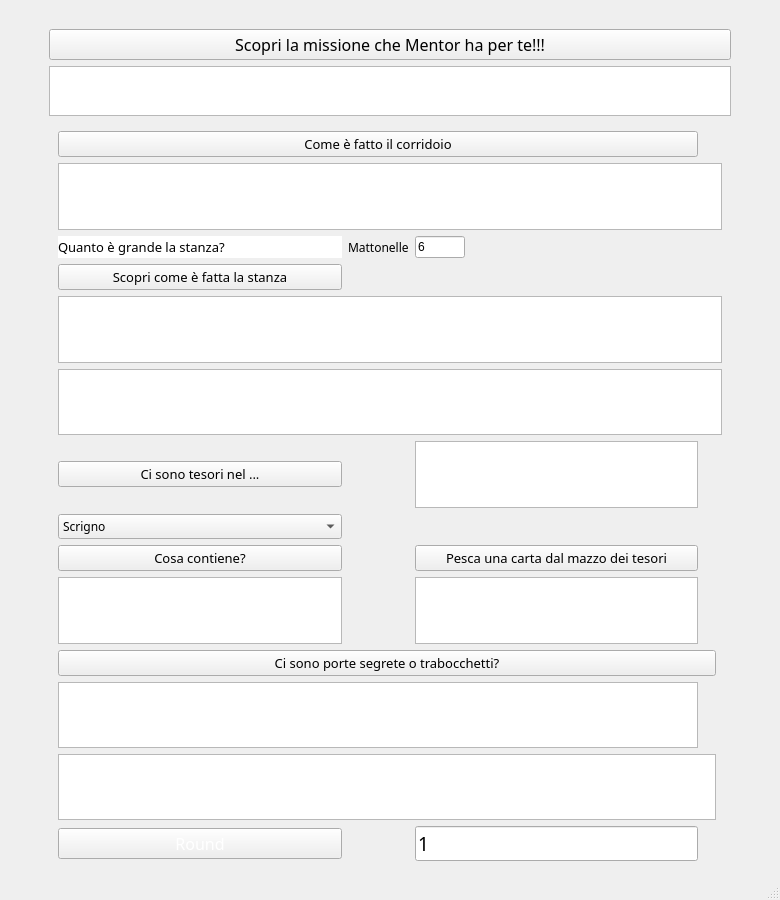
Old version of the form heroquest_legends.ui in the repository pyarchinit/heroquest_legends.
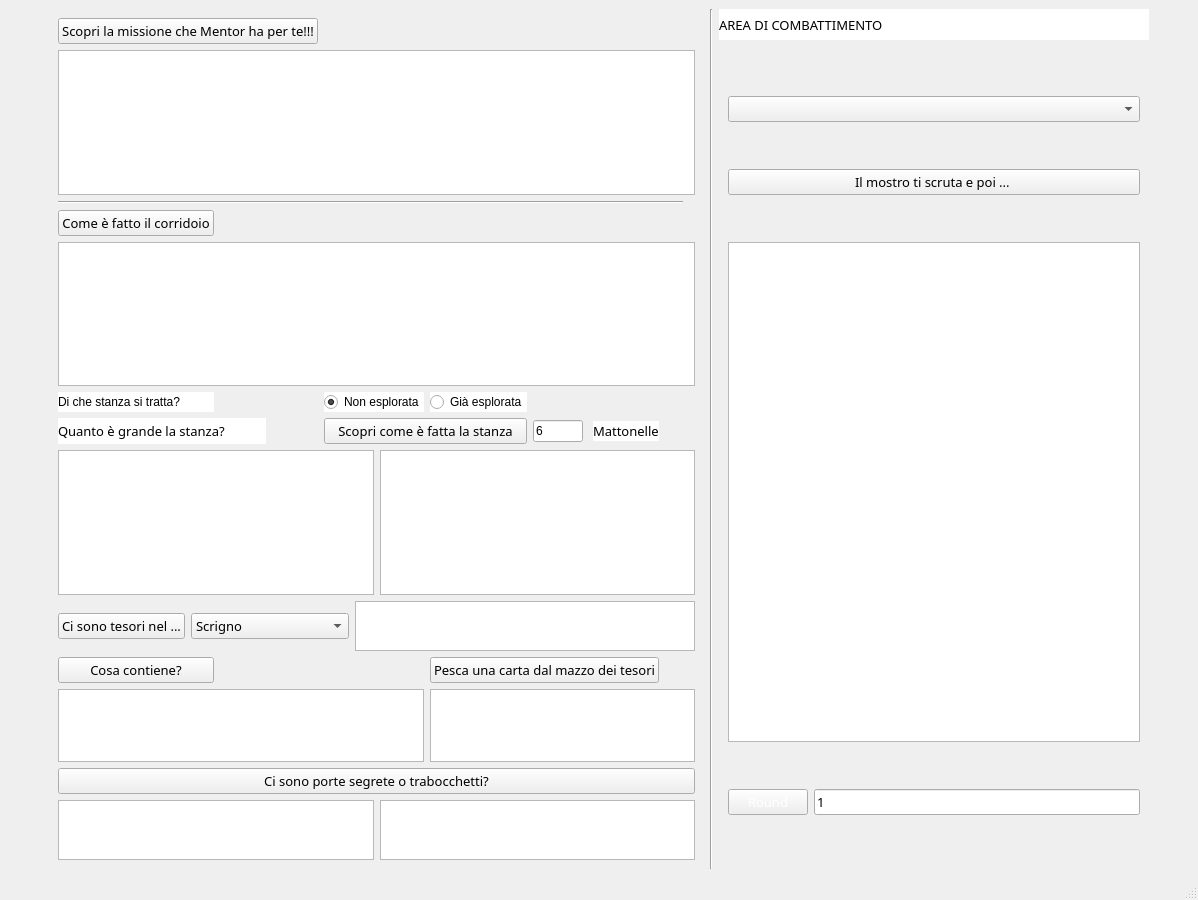
New version of the form. Icons and pictures are not drawn.

```diff
--- a/heroquest_legends.ui
+++ b/heroquest_legends.ui
@@ -6,7 +6,7 @@
    <rect>
     <x>0</x>
     <y>0</y>
-    <width>780</width>
+    <width>1198</width>
     <height>900</height>
    </rect>
   </property>
@@ -38,72 +38,76 @@
   <property name="autoFillBackground">
    <bool>false</bool>
   </property>
+  <property name="styleSheet">
+   <string notr="true">font: 10pt &quot;Viner Hand ITC&quot;;</string>
+  </property>
   <widget class="QWidget" name="centralwidget">
    <layout class="QGridLayout" name="gridLayout_2">
-    <item row="0" column="1">
-     <spacer name="verticalSpacer">
-      <property name="orientation">
-       <enum>Qt::Vertical</enum>
-      </property>
-      <property name="sizeType">
-       <enum>QSizePolicy::Fixed</enum>
-      </property>
-      <property name="sizeHint" stdset="0">
-       <size>
-        <width>20</width>
-        <height>20</height>
-       </size>
-      </property>
-     </spacer>
-    </item>
-    <item row="1" column="1">
-     <widget class="QPushButton" name="pushButton_the_mission">
-      <property name="font">
-       <font>
-        <family>Viner Hand ITC</family>
-        <pointsize>12</pointsize>
-       </font>
-      </property>
-      <property name="text">
-       <string>Scopri la missione che Mentor ha per te!!!</string>
-      </property>
-     </widget>
-    </item>
-    <item row="2" column="1">
-     <widget class="QTextEdit" name="textEdit_the_mission">
+    <item row="2" column="4" rowspan="2">
+     <widget class="QWidget" name="widget_2" native="true">
       <property name="minimumSize">
        <size>
-        <width>0</width>
-        <height>50</height>
+        <width>250</width>
+        <height>0</height>
        </size>
       </property>
-     </widget>
-    </item>
-    <item row="3" column="1">
-     <widget class="QWidget" name="widget" native="true">
-      <layout class="QGridLayout" name="gridLayout">
-       <item row="28" column="3">
-        <widget class="QLineEdit" name="lineEdit_round">
+      <layout class="QGridLayout" name="gridLayout_3">
+       <item row="1" column="0">
+        <widget class="QPushButton" name="pushButton_monster_attack">
          <property name="font">
           <font>
-           <family>Trebuchet MS</family>
-           <pointsize>14</pointsize>
+           <family>Viner Hand ITC</family>
+           <pointsize>10</pointsize>
           </font>
          </property>
-         <property name="styleSheet">
-          <string notr="true"/>
-         </property>
          <property name="text">
-          <string>1</string>
+          <string>Il mostro ti scruta e poi ... </string>
          </property>
         </widget>
        </item>
-       <item row="28" column="1">
+       <item row="0" column="0">
+        <widget class="QComboBox" name="comboBox_monster_attack">
+         <property name="font">
+          <font>
+           <family>Viner Hand ITC</family>
+           <pointsize>10</pointsize>
+           <weight>50</weight>
+           <italic>false</italic>
+           <bold>false</bold>
+          </font>
+         </property>
+        </widget>
+       </item>
+       <item row="2" column="0">
+        <widget class="QTextEdit" name="textEdit_combat_text">
+         <property name="maximumSize">
+          <size>
+           <width>16777215</width>
+           <height>500</height>
+          </size>
+         </property>
+         <property name="font">
+          <font>
+           <family>Viner Hand ITC</family>
+           <pointsize>10</pointsize>
+           <weight>50</weight>
+           <italic>false</italic>
+           <bold>false</bold>
+          </font>
+         </property>
+        </widget>
+       </item>
+       <item row="3" column="0">
+        <layout class="QHBoxLayout" name="horizontalLayout">
+         <item>
         <widget class="QPushButton" name="pushButton_round">
          <property name="font">
           <font>
            <family>Viner Hand ITC</family>
-           <pointsize>12</pointsize>
+             <pointsize>10</pointsize>
+             <weight>50</weight>
+             <italic>false</italic>
+             <bold>false</bold>
           </font>
          </property>
          <property name="styleSheet">
@@ -114,7 +118,174 @@
          </property>
         </widget>
        </item>
-       <item row="27" column="1" colspan="6">
+         <item>
+          <widget class="QLineEdit" name="lineEdit_round">
+           <property name="font">
+            <font>
+             <family>Viner Hand ITC</family>
+             <pointsize>10</pointsize>
+             <weight>50</weight>
+             <italic>false</italic>
+             <bold>false</bold>
+            </font>
+           </property>
+           <property name="styleSheet">
+            <string notr="true"/>
+           </property>
+           <property name="text">
+            <string>1</string>
+           </property>
+          </widget>
+         </item>
+        </layout>
+       </item>
+      </layout>
+     </widget>
+    </item>
+    <item row="2" column="5" rowspan="2">
+     <spacer name="horizontalSpacer_3">
+      <property name="orientation">
+       <enum>Qt::Horizontal</enum>
+      </property>
+      <property name="sizeType">
+       <enum>QSizePolicy::Fixed</enum>
+      </property>
+      <property name="sizeHint" stdset="0">
+       <size>
+        <width>40</width>
+        <height>20</height>
+       </size>
+      </property>
+     </spacer>
+    </item>
+    <item row="1" column="4">
+     <widget class="QLabel" name="label">
+      <property name="maximumSize">
+       <size>
+        <width>16777215</width>
+        <height>31</height>
+       </size>
+      </property>
+      <property name="font">
+       <font>
+        <family>Viner Hand ITC</family>
+        <pointsize>10</pointsize>
+        <weight>50</weight>
+        <italic>false</italic>
+        <bold>false</bold>
+       </font>
+      </property>
+      <property name="styleSheet">
+       <string notr="true">background-color: rgb(255, 255, 255);</string>
+      </property>
+      <property name="text">
+       <string>AREA DI COMBATTIMENTO</string>
+      </property>
+     </widget>
+    </item>
+    <item row="2" column="0" rowspan="2">
+     <spacer name="horizontalSpacer">
+      <property name="orientation">
+       <enum>Qt::Horizontal</enum>
+      </property>
+      <property name="sizeType">
+       <enum>QSizePolicy::Fixed</enum>
+      </property>
+      <property name="sizeHint" stdset="0">
+       <size>
+        <width>40</width>
+        <height>20</height>
+       </size>
+      </property>
+     </spacer>
+    </item>
+    <item row="2" column="2">
+     <spacer name="horizontalSpacer_2">
+      <property name="orientation">
+       <enum>Qt::Horizontal</enum>
+      </property>
+      <property name="sizeType">
+       <enum>QSizePolicy::Fixed</enum>
+      </property>
+      <property name="sizeHint" stdset="0">
+       <size>
+        <width>20</width>
+        <height>20</height>
+       </size>
+      </property>
+     </spacer>
+    </item>
+    <item row="1" column="3" rowspan="3">
+     <widget class="Line" name="line">
+      <property name="orientation">
+       <enum>Qt::Vertical</enum>
+      </property>
+     </widget>
+    </item>
+    <item row="1" column="1" rowspan="3" colspan="2">
+     <widget class="QWidget" name="widget" native="true">
+      <layout class="QGridLayout" name="gridLayout">
+       <item row="6" column="0" colspan="2">
+        <widget class="QLabel" name="label_room_1">
+         <property name="font">
+          <font>
+           <family>Viner Hand ITC</family>
+           <pointsize>10</pointsize>
+           <weight>50</weight>
+           <bold>false</bold>
+           <underline>false</underline>
+           <strikeout>false</strikeout>
+           <kerning>false</kerning>
+          </font>
+         </property>
+         <property name="styleSheet">
+          <string notr="true">background-color: rgb(255, 255, 255);</string>
+         </property>
+         <property name="frameShadow">
+          <enum>QFrame::Raised</enum>
+         </property>
+         <property name="lineWidth">
+          <number>53</number>
+         </property>
+         <property name="text">
+          <string>Quanto è grande la stanza?</string>
+         </property>
+         <property name="wordWrap">
+          <bool>true</bool>
+         </property>
+        </widget>
+       </item>
+       <item row="13" column="0" colspan="11">
+        <layout class="QVBoxLayout" name="verticalLayout_2">
+         <item>
+          <widget class="QPushButton" name="pushButton_traps_and_secret_doors_finder">
+           <property name="font">
+            <font>
+             <family>Viner Hand ITC</family>
+             <pointsize>10</pointsize>
+            </font>
+           </property>
+           <property name="autoFillBackground">
+            <bool>false</bool>
+           </property>
+           <property name="text">
+            <string>Ci sono porte segrete o trabocchetti?</string>
+           </property>
+          </widget>
+         </item>
+         <item>
+          <layout class="QHBoxLayout" name="horizontalLayout_2">
+           <item>
+            <widget class="QTextEdit" name="textEdit_traps">
+             <property name="maximumSize">
+              <size>
+               <width>16777215</width>
+               <height>60</height>
+              </size>
+             </property>
+            </widget>
+           </item>
+           <item>
         <widget class="QTextEdit" name="textEdit_secret_doors">
          <property name="sizePolicy">
           <sizepolicy hsizetype="Expanding" vsizetype="Fixed">
@@ -125,25 +296,79 @@
          <property name="maximumSize">
           <size>
            <width>16777215</width>
-           <height>150</height>
+               <height>60</height>
           </size>
          </property>
         </widget>
        </item>
-       <item row="11" column="1">
-        <widget class="QPushButton" name="pushButton_treasures_finds">
-         <property name="font">
-          <font>
-           <family>Viner Hand ITC</family>
-           <pointsize>10</pointsize>
-          </font>
+          </layout>
+         </item>
+        </layout>
+       </item>
+       <item row="5" column="3">
+        <widget class="QRadioButton" name="radioButton_not_explored">
+         <property name="styleSheet">
+          <string notr="true">background-color: rgb(255, 255, 255);</string>
          </property>
          <property name="text">
-          <string>Ci sono tesori nel ...</string>
+          <string>Non esplorata</string>
          </property>
+         <property name="checked">
+          <bool>true</bool>
+         </property>
         </widget>
        </item>
-       <item row="3" column="3">
+       <item row="5" column="4">
+        <widget class="QRadioButton" name="radioButton_explored">
+         <property name="sizePolicy">
+          <sizepolicy hsizetype="Fixed" vsizetype="Fixed">
+           <horstretch>0</horstretch>
+           <verstretch>0</verstretch>
+          </sizepolicy>
+         </property>
+         <property name="styleSheet">
+          <string notr="true">background-color: rgb(255, 255, 255);</string>
+         </property>
+         <property name="text">
+          <string>Già esplorata</string>
+         </property>
+         <property name="checked">
+          <bool>false</bool>
+         </property>
+        </widget>
+       </item>
+       <item row="2" column="0" colspan="10">
+        <widget class="Line" name="line_2">
+         <property name="orientation">
+          <enum>Qt::Horizontal</enum>
+         </property>
+        </widget>
+       </item>
+       <item row="5" column="0">
+        <widget class="QLabel" name="label_2">
+         <property name="styleSheet">
+          <string notr="true">background-color: rgb(255, 255, 255);</string>
+         </property>
+         <property name="text">
+          <string>Di che stanza si tratta?</string>
+         </property>
+        </widget>
+       </item>
+       <item row="12" column="0" colspan="4">
+        <layout class="QHBoxLayout" name="horizontalLayout_4">
+         <item>
+          <widget class="QTextEdit" name="textEdit_treasures_description">
+           <property name="maximumSize">
+            <size>
+             <width>16777215</width>
+             <height>120</height>
+            </size>
+           </property>
+          </widget>
+         </item>
+        </layout>
+       </item>
+       <item row="6" column="5" colspan="2">
         <widget class="QLineEdit" name="lineEdit_room_dimension">
          <property name="maximumSize">
           <size>
@@ -156,12 +381,57 @@
          </property>
         </widget>
        </item>
-       <item row="12" column="1">
-        <widget class="QComboBox" name="comboBox">
+       <item row="9" column="0" colspan="11">
+        <layout class="QHBoxLayout" name="horizontalLayout_5">
+         <item>
+          <widget class="QTextEdit" name="textEdit_room_description">
          <property name="font">
           <font>
            <family>Viner Hand ITC</family>
-           <pointsize>9</pointsize>
+             <pointsize>10</pointsize>
+             <weight>50</weight>
+             <italic>false</italic>
+             <bold>false</bold>
+             <stylestrategy>PreferAntialias</stylestrategy>
+            </font>
+           </property>
+           <property name="lineWrapColumnOrWidth">
+            <number>1</number>
+           </property>
+           <property name="cursorWidth">
+            <number>-3</number>
+           </property>
+          </widget>
+         </item>
+         <item>
+          <widget class="QTextEdit" name="textEdit_monsters"/>
+         </item>
+        </layout>
+       </item>
+       <item row="10" column="0" colspan="11">
+        <layout class="QHBoxLayout" name="horizontalLayout_3">
+         <item>
+          <widget class="QPushButton" name="pushButton_treasures_finds">
+           <property name="font">
+            <font>
+             <family>Viner Hand ITC</family>
+             <pointsize>10</pointsize>
+            </font>
+           </property>
+           <property name="text">
+            <string>Ci sono tesori nel ...</string>
+           </property>
+          </widget>
+         </item>
+         <item>
+          <widget class="QComboBox" name="comboBox_fornitures">
+           <property name="font">
+            <font>
+             <family>Viner Hand ITC</family>
+             <pointsize>10</pointsize>
+             <weight>50</weight>
+             <italic>false</italic>
+             <bold>false</bold>
           </font>
          </property>
          <item>
@@ -211,41 +481,155 @@
          </item>
         </widget>
        </item>
-       <item row="11" column="3">
-        <widget class="QTextEdit" name="textEdit_treasures_finder"/>
-       </item>
-       <item row="26" column="1" colspan="3">
-        <widget class="QTextEdit" name="textEdit_traps"/>
+         <item>
+          <widget class="QTextEdit" name="textEdit_treasures_finder">
+           <property name="maximumSize">
+            <size>
+             <width>16777215</width>
+             <height>50</height>
+            </size>
+           </property>
+          </widget>
+         </item>
+        </layout>
        </item>
-       <item row="14" column="3">
-        <widget class="QTextEdit" name="textEdit_treasure_cards_description">
+       <item row="6" column="3" colspan="2">
+        <widget class="QPushButton" name="pushButton_rooms">
+         <property name="font">
+          <font>
+           <family>Viner Hand ITC</family>
+           <pointsize>10</pointsize>
+          </font>
+         </property>
+         <property name="text">
+          <string>Scopri come è fatta la stanza</string>
+         </property>
+        </widget>
+       </item>
+       <item row="4" column="0" colspan="11">
+        <widget class="QTextEdit" name="textEdit_aisles">
          <property name="minimumSize">
           <size>
            <width>0</width>
-           <height>20</height>
+           <height>80</height>
           </size>
          </property>
         </widget>
        </item>
-       <item row="3" column="2">
+       <item row="6" column="7">
         <widget class="QLabel" name="label_room_2">
+         <property name="sizePolicy">
+          <sizepolicy hsizetype="Preferred" vsizetype="Fixed">
+           <horstretch>0</horstretch>
+           <verstretch>0</verstretch>
+          </sizepolicy>
+         </property>
+         <property name="minimumSize">
+          <size>
+           <width>0</width>
+           <height>20</height>
+          </size>
+         </property>
+         <property name="maximumSize">
+          <size>
+           <width>16777215</width>
+           <height>20</height>
+          </size>
+         </property>
          <property name="font">
           <font>
            <family>Viner Hand ITC</family>
+           <pointsize>10</pointsize>
+           <weight>50</weight>
+           <italic>false</italic>
+           <bold>false</bold>
           </font>
          </property>
          <property name="autoFillBackground">
-          <bool>true</bool>
+          <bool>false</bool>
          </property>
          <property name="styleSheet">
-          <string notr="true">color: rgb(0, 0, 0);</string>
+          <string notr="true">background-color: rgb(255, 255, 255);</string>
          </property>
          <property name="text">
           <string>Mattonelle</string>
          </property>
         </widget>
        </item>
-       <item row="13" column="1">
+       <item row="12" column="4" colspan="7">
+        <layout class="QVBoxLayout" name="verticalLayout">
+         <property name="spacing">
+          <number>2</number>
+         </property>
+         <property name="sizeConstraint">
+          <enum>QLayout::SetFixedSize</enum>
+         </property>
+         <item>
+          <widget class="QTextEdit" name="textEdit_treasure_cards_description">
+           <property name="minimumSize">
+            <size>
+             <width>0</width>
+             <height>50</height>
+            </size>
+           </property>
+           <property name="maximumSize">
+            <size>
+             <width>16777215</width>
+             <height>120</height>
+            </size>
+           </property>
+          </widget>
+         </item>
+        </layout>
+       </item>
+       <item row="3" column="0">
+        <widget class="QPushButton" name="pushButton_aisles">
+         <property name="maximumSize">
+          <size>
+           <width>200</width>
+           <height>16777215</height>
+          </size>
+         </property>
+         <property name="font">
+          <font>
+           <family>Viner Hand ITC</family>
+           <pointsize>10</pointsize>
+           <weight>50</weight>
+           <bold>false</bold>
+          </font>
+         </property>
+         <property name="text">
+          <string>Come è fatto il corridoio</string>
+         </property>
+        </widget>
+       </item>
+       <item row="1" column="0" colspan="11">
+        <widget class="QTextEdit" name="textEdit_the_mission">
+         <property name="minimumSize">
+          <size>
+           <width>0</width>
+           <height>80</height>
+          </size>
+         </property>
+        </widget>
+       </item>
+       <item row="0" column="0" colspan="3">
+        <widget class="QPushButton" name="pushButton_the_mission">
+         <property name="font">
+          <font>
+           <family>Viner Hand ITC</family>
+           <pointsize>10</pointsize>
+           <weight>50</weight>
+           <italic>false</italic>
+           <bold>false</bold>
+          </font>
+         </property>
+         <property name="text">
+          <string>Scopri la missione che Mentor ha per te!!!</string>
+         </property>
+        </widget>
+       </item>
+       <item row="11" column="0">
         <widget class="QPushButton" name="pushButton_treasures_random">
          <property name="font">
           <font>
@@ -258,23 +642,7 @@
          </property>
         </widget>
        </item>
-       <item row="5" column="1">
-        <widget class="QPushButton" name="pushButton_rooms">
-         <property name="font">
-          <font>
-           <family>Viner Hand ITC</family>
-           <pointsize>10</pointsize>
-          </font>
-         </property>
-         <property name="text">
-          <string>Scopri come è fatta la stanza</string>
-         </property>
-        </widget>
-       </item>
-       <item row="7" column="1" colspan="7">
-        <widget class="QTextEdit" name="textEdit_room_description"/>
-       </item>
-       <item row="13" column="3">
+       <item row="11" column="4" colspan="4">
         <widget class="QPushButton" name="pushButton_treasure_card">
          <property name="font">
           <font>
@@ -287,111 +655,9 @@
          </property>
         </widget>
        </item>
-       <item row="14" column="1">
-        <widget class="QTextEdit" name="textEdit_treasures_description"/>
-       </item>
-       <item row="25" column="1" colspan="6">
-        <widget class="QPushButton" name="pushButton_traps_and_secret_doors_finder">
-         <property name="font">
-          <font>
-           <family>Viner Hand ITC</family>
-           <pointsize>10</pointsize>
-          </font>
-         </property>
-         <property name="autoFillBackground">
-          <bool>false</bool>
-         </property>
-         <property name="text">
-          <string>Ci sono porte segrete o trabocchetti?</string>
-         </property>
-        </widget>
-       </item>
-       <item row="1" column="1" colspan="3">
-        <widget class="QPushButton" name="pushButton_aisles">
-         <property name="font">
-          <font>
-           <family>Viner Hand ITC</family>
-           <pointsize>10</pointsize>
-           <weight>50</weight>
-           <bold>false</bold>
-          </font>
-         </property>
-         <property name="text">
-          <string>Come è fatto il corridoio</string>
-         </property>
-        </widget>
-       </item>
-       <item row="8" column="1" colspan="7">
-        <widget class="QTextEdit" name="textEdit_monsters"/>
-       </item>
-       <item row="2" column="1" colspan="7">
-        <widget class="QTextEdit" name="textEdit_aisles"/>
-       </item>
-       <item row="3" column="1">
-        <widget class="QLabel" name="label_room_1">
-         <property name="font">
-          <font>
-           <family>Viner Hand ITC</family>
-           <pointsize>10</pointsize>
-           <weight>50</weight>
-           <bold>false</bold>
-           <underline>false</underline>
-           <strikeout>false</strikeout>
-           <kerning>false</kerning>
-          </font>
-         </property>
-         <property name="styleSheet">
-          <string notr="true">background-color: rgb(255, 255, 255);</string>
-         </property>
-         <property name="frameShadow">
-          <enum>QFrame::Raised</enum>
-         </property>
-         <property name="lineWidth">
-          <number>53</number>
-         </property>
-         <property name="text">
-          <string>Quanto è grande la stanza?</string>
-         </property>
-         <property name="wordWrap">
-          <bool>true</bool>
-         </property>
-        </widget>
-       </item>
       </layout>
      </widget>
     </item>
-    <item row="3" column="2">
-     <spacer name="horizontalSpacer_2">
-      <property name="orientation">
-       <enum>Qt::Horizontal</enum>
-      </property>
-      <property name="sizeType">
-       <enum>QSizePolicy::Fixed</enum>
-      </property>
-      <property name="sizeHint" stdset="0">
-       <size>
-        <width>40</width>
-        <height>20</height>
-       </size>
-      </property>
-     </spacer>
-    </item>
-    <item row="3" column="0">
-     <spacer name="horizontalSpacer">
-      <property name="orientation">
-       <enum>Qt::Horizontal</enum>
-      </property>
-      <property name="sizeType">
-       <enum>QSizePolicy::Fixed</enum>
-      </property>
-      <property name="sizeHint" stdset="0">
-       <size>
-        <width>40</width>
-        <height>20</height>
-       </size>
-      </property>
-     </spacer>
-    </item>
    </layout>
   </widget>
   <widget class="QMenuBar" name="menubar">
```
Left out of the diff: 4 changed lines with no effect on the pictures. Lines whose indentation alone changed are shown as unchanged.
